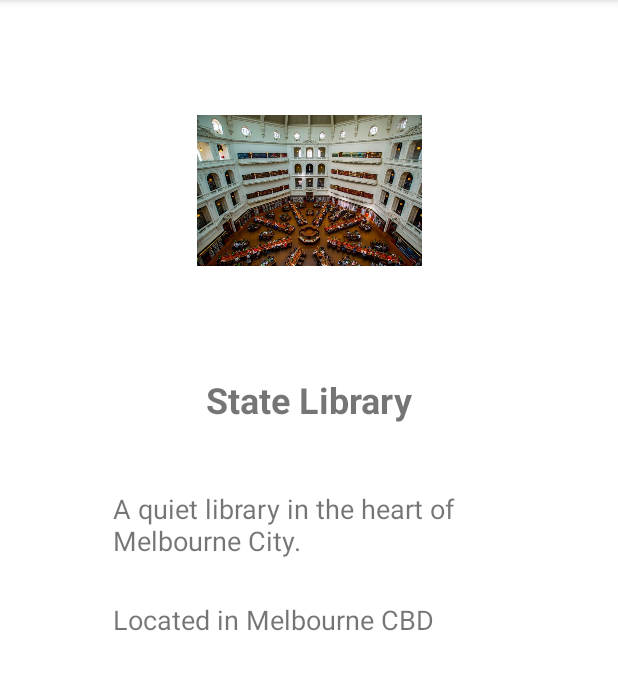
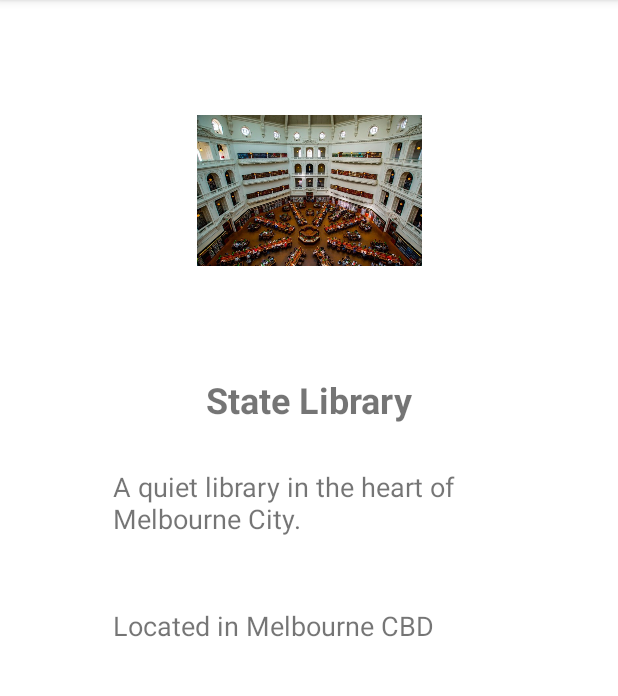
Before and after one commit to makara-chhaing/tourism-app, an Android app: the screen it shows after launch (MainActivity), after a tap on "State Library", on a phone screen of 412 x 824 dp, the part 84-780 px from its top. Run offline under Robolectric (Android 15) with nearby library versions, the phone set to English and light mode, and no system bars.

Commit message:
final commit

```diff
--- a/app/src/main/res/layout/fragment_detail.xml
+++ b/app/src/main/res/layout/fragment_detail.xml
@@ -36,17 +36,16 @@
 
         <TextView
             android:id="@+id/description_frag_id"
-            android:layout_width="287dp"
-            android:layout_height="56dp"
-            android:layout_marginTop="44dp"
+            android:layout_width="298dp"
+            android:layout_height="75dp"
             android:text="TextView"
             android:textSize="18sp"
             app:layout_constraintBottom_toBottomOf="parent"
             app:layout_constraintEnd_toEndOf="parent"
-            app:layout_constraintHorizontal_bias="0.604"
+            app:layout_constraintHorizontal_bias="0.663"
             app:layout_constraintStart_toStartOf="parent"
             app:layout_constraintTop_toBottomOf="@+id/name_frag_id"
-            app:layout_constraintVertical_bias="0.0" />
+            app:layout_constraintVertical_bias="0.071" />
 
         <TextView
             android:id="@+id/location_frag_id"
```
